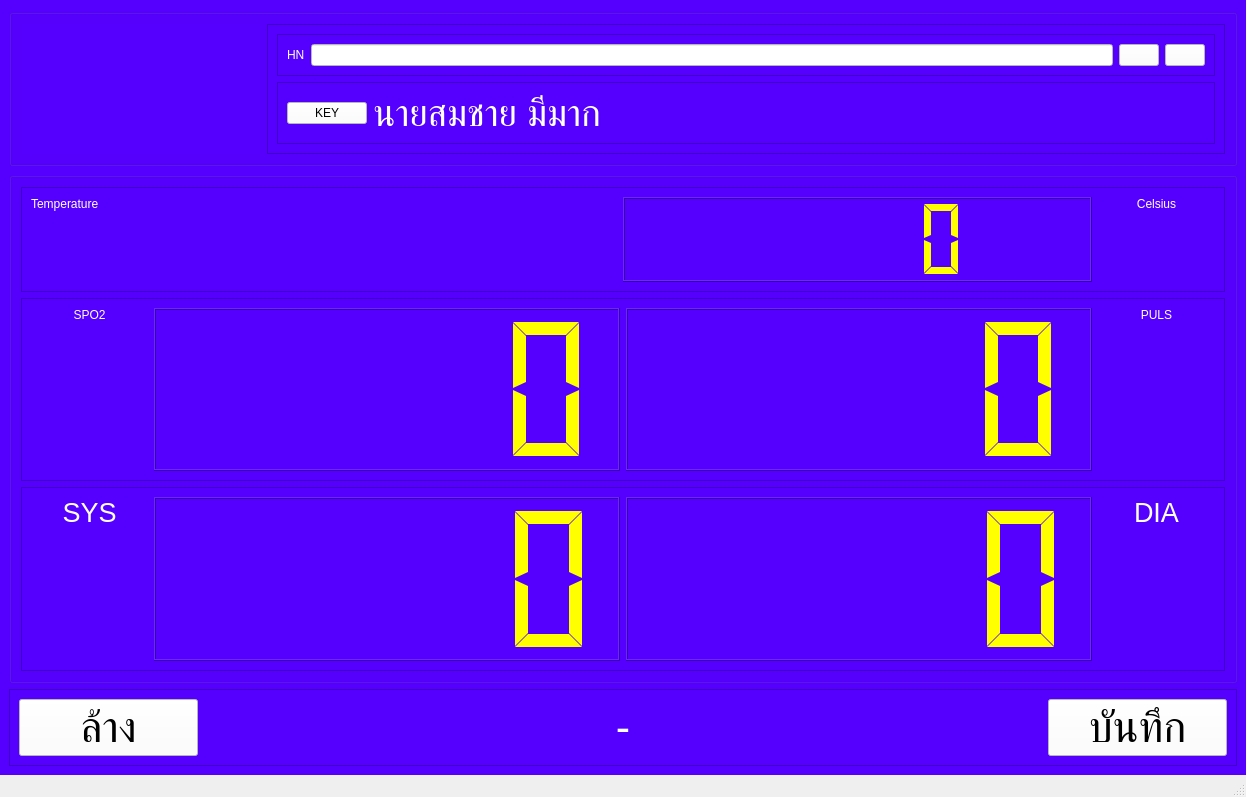
First picture: the form in win_bmi/win_vs.ui, repository tehnplk/smart_connect_pi, before the edit.
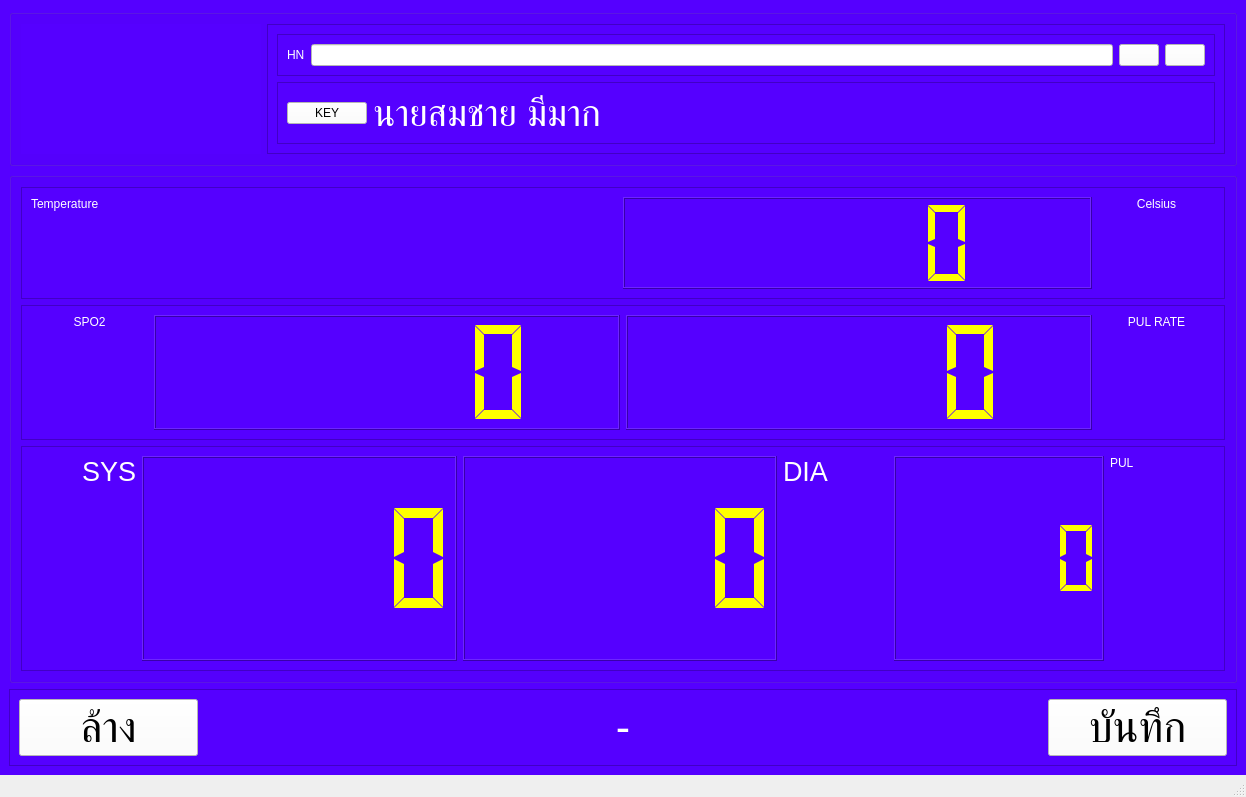
Second picture: the form after the edit. Icons and pictures are not drawn.

```diff
--- a/win_bmi/win_vs.ui
+++ b/win_bmi/win_vs.ui
@@ -214,7 +214,7 @@
       <property name="title">
        <string/>
       </property>
-      <layout class="QVBoxLayout" name="verticalLayout_2" stretch="20,35,35">
+      <layout class="QVBoxLayout" name="verticalLayout_2" stretch="25,30,50">
        <item>
         <widget class="QFrame" name="frame_6">
          <property name="styleSheet">
@@ -326,7 +326,7 @@
              <string notr="true">font: 20pt &quot;MS Shell Dlg 2&quot;;</string>
             </property>
             <property name="text">
-             <string>PULS</string>
+             <string>PUL RATE</string>
             </property>
             <property name="alignment">
              <set>Qt::AlignHCenter|Qt::AlignTop</set>
@@ -347,7 +347,7 @@
          <property name="frameShadow">
           <enum>QFrame::Raised</enum>
          </property>
-         <layout class="QHBoxLayout" name="horizontalLayout" stretch="10,40,40,10">
+         <layout class="QHBoxLayout" name="horizontalLayout" stretch="10,30,30,10,20,10">
           <item>
            <widget class="QLabel" name="label">
             <property name="font">
@@ -366,7 +366,7 @@
              <string>SYS</string>
             </property>
             <property name="alignment">
-             <set>Qt::AlignHCenter|Qt::AlignTop</set>
+             <set>Qt::AlignRight|Qt::AlignTop|Qt::AlignTrailing</set>
             </property>
            </widget>
           </item>
@@ -423,7 +423,36 @@
              <string>DIA</string>
             </property>
             <property name="alignment">
-             <set>Qt::AlignHCenter|Qt::AlignTop</set>
+             <set>Qt::AlignLeading|Qt::AlignLeft|Qt::AlignTop</set>
+            </property>
+           </widget>
+          </item>
+          <item>
+           <widget class="QLCDNumber" name="lcd_press_pul">
+            <property name="font">
+             <font>
+              <family>MS Shell Dlg 2</family>
+              <pointsize>20</pointsize>
+              <weight>9</weight>
+              <italic>false</italic>
+              <bold>false</bold>
+             </font>
+            </property>
+            <property name="styleSheet">
+             <string notr="true">color:yellow</string>
+            </property>
+            <property name="segmentStyle">
+             <enum>QLCDNumber::Flat</enum>
+            </property>
+           </widget>
+          </item>
+          <item>
+           <widget class="QLabel" name="label_7">
+            <property name="text">
+             <string>PUL</string>
+            </property>
+            <property name="alignment">
+             <set>Qt::AlignLeading|Qt::AlignLeft|Qt::AlignTop</set>
             </property>
            </widget>
           </item>
```
Left out of the diff: 2 changed lines with no effect on the pictures.
